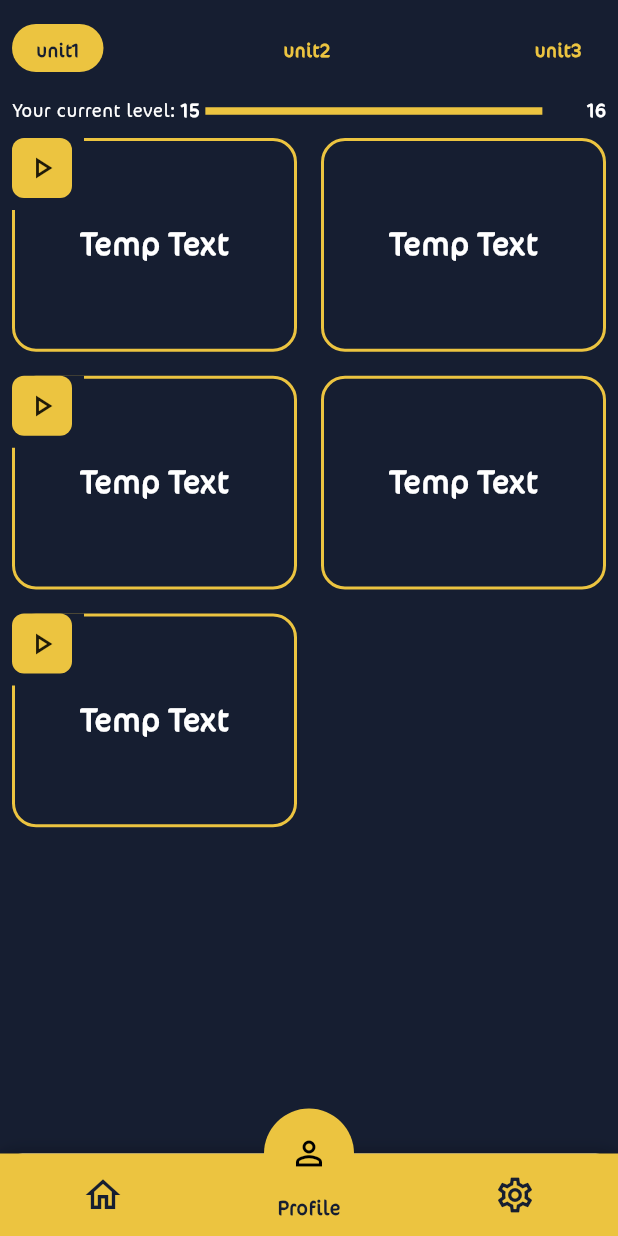
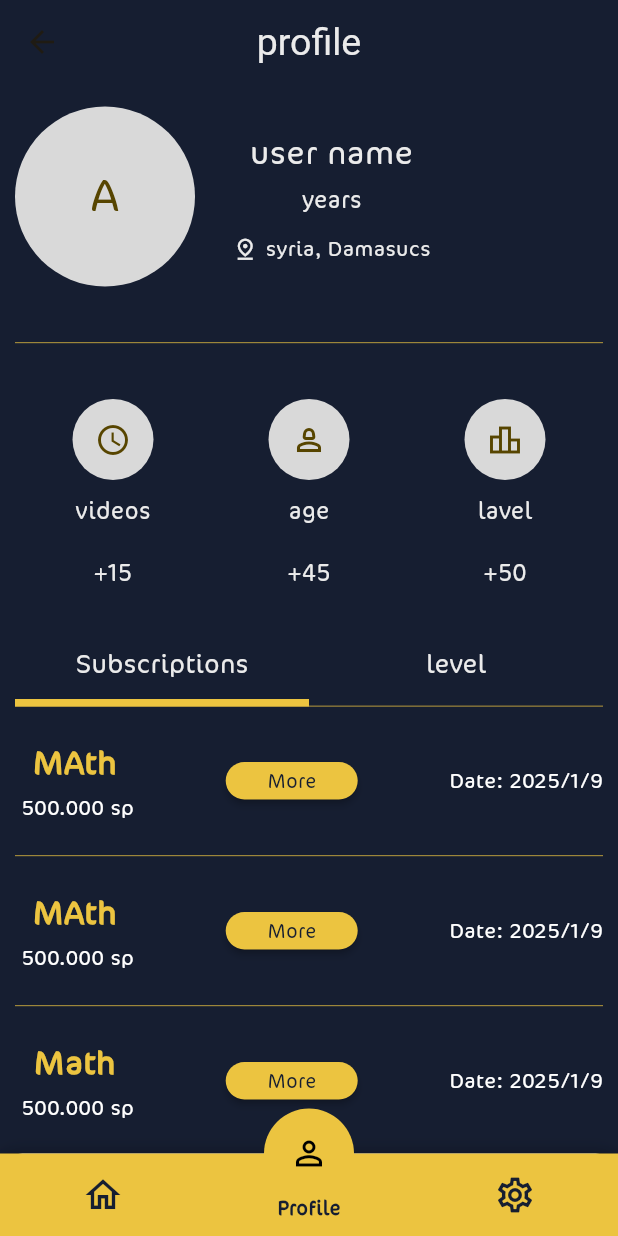
Before and after one commit to TechToc-Solution/mk_academy, a Flutter app: the UnitsPage screen opened by its route, item 2 of the bottom bar chosen, on a phone screen of 412 x 824 dp. Run offline on Flutter 3.47's test engine with Material 3 defaults, Android fonts, the phone set to English and light mode, and no system bars; our stand-ins replace awesome_dialog, carousel_slider, dio, firebase_core, firebase_messaging, flutter_bloc and 6 more; accounts and stored records are empty.

Commit message:
add profile page

```diff
--- a/lib/core/utils/colors.dart
+++ b/lib/core/utils/colors.dart
@@ -6,4 +6,6 @@ class AppColors {
   static const Color textTitleAppBarColor = Colors.white;
   static const Color textButtonColors = Colors.black;
   static const primaryColors = Color(0xffECC440);
+  static const ProfileAvatarColor = Color(0xffD9D9D9);
+  static const ProfileTextColor = Color(0xffEBEBEB);
 }
--- a/lib/core/utils/routs.dart
+++ b/lib/core/utils/routs.dart
@@ -4,6 +4,7 @@ import 'package:mk_academy/features/units/presentation/views/units.dart';
 
 import '../../features/auth/presentation/views/register/register_page.dart';
 import '../../features/home/presentation/views/home_page.dart';
+import '../../features/profile/presentation/views/profile_page.dart';
 
 class Routes {
   static Map<String, Widget Function(BuildContext)> routes = {
@@ -11,5 +12,6 @@ class Routes {
     LoginPage.routeName: (context) => const LoginPage(),
     RegisterPage.routeName: (context) => const RegisterPage(),
     UnitsPage.routeName: (context) => const UnitsPage(),
+    ProfilePage.routeName: (context) => const ProfilePage(),
   };
 }
--- a/lib/core/utils/styles.dart
+++ b/lib/core/utils/styles.dart
@@ -5,6 +5,8 @@ abstract class Styles {
       TextStyle(fontSize: 35, fontWeight: FontWeight.normal);
   static const textStyle20 =
       TextStyle(fontSize: 20, fontWeight: FontWeight.normal);
+  static const textStyle25 =
+      TextStyle(fontSize: 25, fontWeight: FontWeight.normal);
   static const textStyle18 =
       TextStyle(fontSize: 18, fontWeight: FontWeight.normal);
   static const textStyle16 =
--- a/lib/core/widgets/custom_bottom_nav_bar.dart
+++ b/lib/core/widgets/custom_bottom_nav_bar.dart
@@ -1,5 +1,7 @@
 import 'package:flutter/material.dart';
 import 'package:mk_academy/core/utils/colors.dart';
+import 'package:mk_academy/features/home/presentation/views/home_page.dart';
+import 'package:mk_academy/features/profile/presentation/views/profile_page.dart';
 import 'package:motion_tab_bar/MotionTabBar.dart';
 import 'package:motion_tab_bar/MotionTabBarController.dart';
 
@@ -74,8 +76,10 @@ class _CustomBottomNavBarState extends State<CustomBottomNavBar>
           fontWeight: FontWeight.bold,
         ),
         onTabItemSelected: (index) {
-          if (index == 0) {
-          } else if (index == 1) {
+          if (index == 0 && widget.select != "Home") {
+            Navigator.pushReplacementNamed(context, HomePage.routeName);
+          } else if (index == 1 && widget.select != "profile") {
+            Navigator.pushReplacementNamed(context, ProfilePage.routeName);
           } else if (index == 2) {}
         },
       ),
--- a/lib/features/auth/presentation/views/widgets/custom_button.dart
+++ b/lib/features/auth/presentation/views/widgets/custom_button.dart
@@ -9,12 +9,17 @@ class CustomButton extends StatelessWidget {
       required this.onPressed,
       required this.verticalHieght,
       required this.horizontalWidth,
-      required this.color});
+      required this.color,
+      this.textStyle,
+      this.height});
   final String text;
   final void Function() onPressed;
   final double verticalHieght;
   final double horizontalWidth;
   final Color color;
+  final TextStyle? textStyle;
+  final double? height;
+
   @override
   Widget build(BuildContext context) {
     return Padding(
@@ -22,14 +27,14 @@ class CustomButton extends StatelessWidget {
           vertical: verticalHieght, horizontal: horizontalWidth),
       child: MaterialButton(
         color: color,
-        height: 45,
+        height: height ?? 45,
         minWidth: double.infinity,
         shape: RoundedRectangleBorder(
             borderRadius: BorderRadius.circular(kBorderRadius)),
         onPressed: onPressed,
         child: Text(
           text,
-          style: Styles.textStyle15.copyWith(color: Colors.white),
+          style: textStyle ?? Styles.textStyle15.copyWith(color: Colors.white),
         ),
       ),
     );
--- /dev/null
+++ b/lib/features/profile/presentation/views/profile_page.dart
@@ -0,0 +1,16 @@
+import 'package:flutter/material.dart';
+import 'package:mk_academy/core/widgets/custom_bottom_nav_bar.dart';
+
+import 'widgets/profile_page_body.dart';
+
+class ProfilePage extends StatelessWidget {
+  const ProfilePage({super.key});
+  static const String routeName = '/profile';
+  @override
+  Widget build(BuildContext context) {
+    return Scaffold(
+      bottomNavigationBar: CustomBottomNavBar(select: "Profile"),
+      body: ProfilePageBody(),
+    );
+  }
+}
--- /dev/null
+++ b/lib/features/profile/presentation/views/widgets/level_section.dart
@@ -0,0 +1,62 @@
+import 'package:flutter/material.dart';
+
+import '../../../../../core/utils/colors.dart';
+import '../../../../../core/utils/constats.dart';
+import '../../../../../core/utils/styles.dart';
+import '../../../../auth/presentation/views/widgets/custom_button.dart';
+
+class LevelSection extends StatelessWidget {
+  const LevelSection({super.key});
+
+  @override
+  Widget build(BuildContext context) {
+    return SingleChildScrollView(
+      child: Column(
+        crossAxisAlignment: CrossAxisAlignment.start,
+        children: [
+          SizedBox(height: kSizedBoxHeight),
+          _buildLevelInfoItem('Current Level', 'Level 5'),
+          _buildLevelInfoItem('Experience Points', '1500/2000 XP'),
+          _buildProgressBar(1500 / 2000),
+          SizedBox(height: 40),
+          CustomButton(
+            text: "How do I increase my level?",
+            onPressed: () {},
+            verticalHieght: KVerticalPadding,
+            horizontalWidth: KHorizontalPadding,
+            color: AppColors.primaryColors,
+            textStyle: Styles.textStyle18.copyWith(
+                color: AppColors.backgroundColor, fontWeight: FontWeight.w700),
+          ),
+        ],
+      ),
+    );
+  }
+
+  Widget _buildLevelInfoItem(String label, String value) {
+    return Padding(
+      padding: const EdgeInsets.symmetric(vertical: 8.0),
+      child: Row(
+        mainAxisAlignment: MainAxisAlignment.spaceBetween,
+        children: [
+          Text(label,
+              style: Styles.textStyle18
+                  .copyWith(color: AppColors.ProfileTextColor)),
+          Text(value,
+              style:
+                  Styles.textStyle18.copyWith(color: AppColors.primaryColors)),
+        ],
+      ),
+    );
+  }
+
+  Widget _buildProgressBar(double progress) {
+    return LinearProgressIndicator(
+      value: progress,
+      backgroundColor: AppColors.ProfileAvatarColor,
+      valueColor: AlwaysStoppedAnimation<Color>(AppColors.primaryColors),
+      minHeight: 12,
+      borderRadius: BorderRadius.circular(10),
+    );
+  }
+}
--- /dev/null
+++ b/lib/features/profile/presentation/views/widgets/profile_page_body.dart
@@ -0,0 +1,72 @@
+import 'package:flutter/material.dart';
+import 'package:mk_academy/core/utils/colors.dart';
+import 'package:mk_academy/core/utils/constats.dart';
+import 'package:mk_academy/features/profile/presentation/views/widgets/level_section.dart';
+import 'package:mk_academy/features/profile/presentation/views/widgets/profile_page_header.dart';
+import 'package:mk_academy/features/profile/presentation/views/widgets/profile_tab_bar.dart';
+import 'package:mk_academy/features/profile/presentation/views/widgets/stats_section.dart';
+import 'package:mk_academy/features/profile/presentation/views/widgets/subscriptions_section.dart';
+import '../../../../../core/utils/styles.dart';
+
+class ProfilePageBody extends StatefulWidget {
+  @override
+  _ProfilePageBodyState createState() => _ProfilePageBodyState();
+}
+
+class _ProfilePageBodyState extends State<ProfilePageBody>
+    with SingleTickerProviderStateMixin {
+  late TabController _tabController;
+
+  @override
+  void initState() {
+    super.initState();
+    _tabController = TabController(length: 2, vsync: this);
+  }
+
+  @override
+  void dispose() {
+    _tabController.dispose();
+    super.dispose();
+  }
+
+  @override
+  Widget build(BuildContext context) {
+    return Scaffold(
+      appBar: AppBar(
+        title: Text('profile',
+            style:
+                Styles.textStyle25.copyWith(color: AppColors.ProfileTextColor)),
+      ),
+      body: SingleChildScrollView(
+        padding: EdgeInsets.symmetric(
+            horizontal: KHorizontalPadding, vertical: KVerticalPadding),
+        child: Column(
+          crossAxisAlignment: CrossAxisAlignment.start,
+          children: [
+            ProfilePageHeader(),
+            SizedBox(height: kSizedBoxHeight),
+            Divider(
+              color: AppColors.primaryColors,
+              height: kSizedBoxHeight,
+              thickness: 0.5,
+            ),
+            SizedBox(height: kSizedBoxHeight),
+            StatsSection(),
+            SizedBox(height: kSizedBoxHeight),
+            ProfileTabBar(tabController: _tabController),
+            SizedBox(
+              height: MediaQuery.of(context).size.height * 0.5,
+              child: TabBarView(
+                controller: _tabController,
+                children: [
+                  SubscriptionsSection(),
+                  LevelSection(),
+                ],
+              ),
+            ),
+          ],
+        ),
+      ),
+    );
+  }
+}
--- /dev/null
+++ b/lib/features/profile/presentation/views/widgets/profile_page_header.dart
@@ -0,0 +1,53 @@
+import 'package:flutter/material.dart';
+
+import '../../../../../core/utils/colors.dart';
+import '../../../../../core/utils/styles.dart';
+
+class ProfilePageHeader extends StatelessWidget {
+  const ProfilePageHeader({super.key});
+
+  @override
+  Widget build(BuildContext context) {
+    return Row(
+      children: [
+        CircleAvatar(
+          maxRadius: 60,
+          backgroundColor: AppColors.ProfileAvatarColor,
+          child: Text(
+            "A",
+            style: Styles.textStyle35,
+          ),
+        ),
+        SizedBox(
+          width: 25,
+        ),
+        Column(
+          children: [
+            Text('user name',
+                style: Styles.textStyle25
+                    .copyWith(color: AppColors.ProfileTextColor)),
+            Text('years',
+                style: Styles.textStyle18
+                    .copyWith(color: AppColors.ProfileTextColor)),
+            SizedBox(height: 8),
+            Row(
+              children: [
+                Icon(
+                  size: 17,
+                  color: AppColors.ProfileTextColor,
+                  Icons.pin_drop_outlined,
+                ),
+                SizedBox(
+                  width: 5,
+                ),
+                Text("syria, Damasucs",
+                    style: Styles.textStyle16
+                        .copyWith(color: AppColors.ProfileTextColor)),
+              ],
+            ),
+          ],
+        ),
+      ],
+    );
+  }
+}
--- /dev/null
+++ b/lib/features/profile/presentation/views/widgets/profile_tab_bar.dart
@@ -0,0 +1,42 @@
+import 'package:flutter/material.dart';
+
+import '../../../../../core/utils/colors.dart';
+import '../../../../../core/utils/styles.dart';
+
+class ProfileTabBar extends StatelessWidget {
+  final TabController tabController;
+  const ProfileTabBar({super.key, required this.tabController});
+
+  @override
+  Widget build(BuildContext context) {
+    return Container(
+      color: AppColors.backgroundColor,
+      child: TabBar(
+        controller: tabController,
+        indicatorColor: AppColors.primaryColors,
+        labelColor: AppColors.primaryColors,
+        unselectedLabelColor: AppColors.ProfileTextColor,
+        dividerColor: AppColors.primaryColors,
+        indicatorWeight: 5,
+        dividerHeight: 0.5,
+        indicatorSize: TabBarIndicatorSize.tab,
+        tabs: [
+          Tab(
+            child: Text(
+              'Subscriptions',
+              style: Styles.textStyle20
+                  .copyWith(color: AppColors.ProfileTextColor),
+            ),
+          ),
+          Tab(
+            child: Text(
+              'level',
+              style: Styles.textStyle20
+                  .copyWith(color: AppColors.ProfileTextColor),
+            ),
+          ),
+        ],
+      ),
+    );
+  }
+}
--- /dev/null
+++ b/lib/features/profile/presentation/views/widgets/stats_section.dart
@@ -0,0 +1,47 @@
+import 'package:flutter/material.dart';
+
+import '../../../../../core/utils/colors.dart';
+import '../../../../../core/utils/styles.dart';
+
+class StatsSection extends StatelessWidget {
+  const StatsSection({super.key});
+  @override
+  Widget build(BuildContext context) {
+    return Column(
+      children: [
+        Row(
+          mainAxisAlignment: MainAxisAlignment.spaceAround,
+          children: [
+            _buildStatItem('videos', '+15', Icon(Icons.watch_later_outlined)),
+            _buildStatItem('age', '+45', Icon(Icons.person_2_outlined)),
+            _buildStatItem('lavel', '+50', Icon(Icons.leaderboard_outlined)),
+          ],
+        ),
+      ],
+    );
+  }
+
+  Widget _buildStatItem(String title, String value, Icon icon) {
+    return Column(
+      children: [
+        CircleAvatar(
+          maxRadius: 27,
+          backgroundColor: AppColors.ProfileAvatarColor,
+          child: icon,
+        ),
+        SizedBox(
+          height: 8,
+        ),
+        Text(title,
+            style:
+                Styles.textStyle18.copyWith(color: AppColors.ProfileTextColor)),
+        SizedBox(
+          height: 15,
+        ),
+        Text(value,
+            style:
+                Styles.textStyle18.copyWith(color: AppColors.ProfileTextColor)),
+      ],
+    );
+  }
+}
--- /dev/null
+++ b/lib/features/profile/presentation/views/widgets/subscriptions_section.dart
@@ -0,0 +1,68 @@
+import 'package:flutter/material.dart';
+
+import '../../../../../core/utils/colors.dart';
+import '../../../../../core/utils/constats.dart';
+import '../../../../../core/utils/styles.dart';
+
+class SubscriptionsSection extends StatelessWidget {
+  const SubscriptionsSection({super.key});
+
+  @override
+  Widget build(BuildContext context) {
+    return Column(
+      crossAxisAlignment: CrossAxisAlignment.start,
+      children: [
+        SizedBox(height: 12),
+        _buildSubscriptionItem('2025/1/9', ' 500.000 sp', 'MAth'),
+        _buildSubscriptionItem('2025/1/9', ' 500.000 sp', "MAth"),
+        _buildSubscriptionItem('2025/1/9', ' 500.000 sp', "Math"),
+      ],
+    );
+  }
+
+  Widget _buildSubscriptionItem(String date, String cost, String subName) {
+    return Column(
+      children: [
+        Padding(
+          padding: const EdgeInsets.symmetric(vertical: 8.0),
+          child: Row(
+            mainAxisAlignment: MainAxisAlignment.spaceBetween,
+            children: [
+              Column(
+                children: [
+                  Text(
+                    subName,
+                    style: Styles.textStyle25.copyWith(
+                        color: AppColors.primaryColors,
+                        fontWeight: FontWeight.bold),
+                  ),
+                  Text(cost,
+                      style: Styles.textStyle16.copyWith(
+                          color: Colors.white, fontWeight: FontWeight.w500)),
+                ],
+              ),
+              MaterialButton(
+                  height: 25,
+                  color: AppColors.primaryColors,
+                  shape: RoundedRectangleBorder(
+                      borderRadius: BorderRadius.circular(35)),
+                  onPressed: () {},
+                  child: Text(
+                    "More",
+                    style: Styles.textStyle15
+                        .copyWith(color: AppColors.backgroundColor),
+                  )),
+              Text('Date: $date',
+                  style: Styles.textStyle16.copyWith(color: Colors.white)),
+            ],
+          ),
+        ),
+        Divider(
+          color: AppColors.primaryColors,
+          height: kSizedBoxHeight,
+          thickness: 0.5,
+        )
+      ],
+    );
+  }
+}
--- a/lib/main.dart
+++ b/lib/main.dart
@@ -58,7 +58,9 @@ class MyApp extends StatelessWidget {
             debugShowCheckedModeBanner: false,
             theme: ThemeData(
               appBarTheme: AppBarTheme(
-                  backgroundColor: AppColors.primaryColors,
+                  backgroundColor: AppColors.backgroundColor,
+                  scrolledUnderElevation: 0,
+                  centerTitle: true,
                   elevation: 0,
                   titleTextStyle: Styles.textStyle18
                       .copyWith(color: AppColors.backgroundColor)),
@@ -68,7 +70,7 @@ class MyApp extends StatelessWidget {
                   ColorScheme.fromSeed(seedColor: AppColors.primaryColors),
               useMaterial3: true,
             ),
-            initialRoute: LoginPage.routeName,
+            initialRoute: HomePage.routeName,
             routes: Routes.routes,
           );
         },
```
Also changed, not shown: lib/features/profile/data/models/profile_model.dart (added), lib/features/profile/data/repos/profile_repo.dart (added), lib/features/profile/presentation/views-model/profile_cubit.dart (added).
